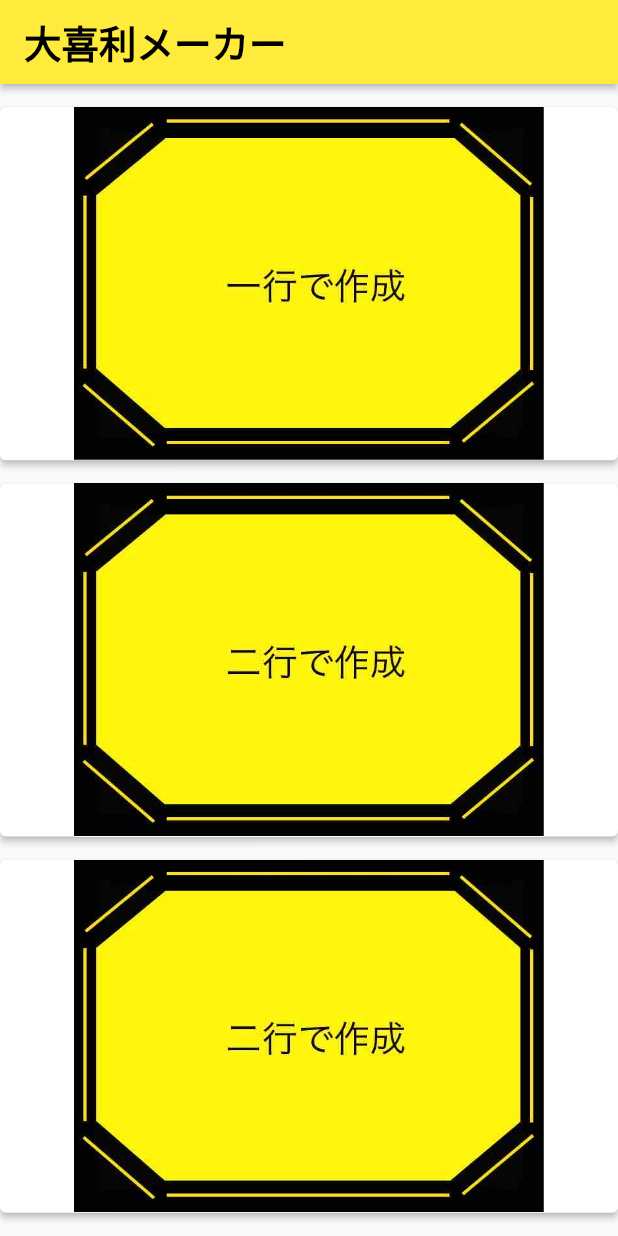
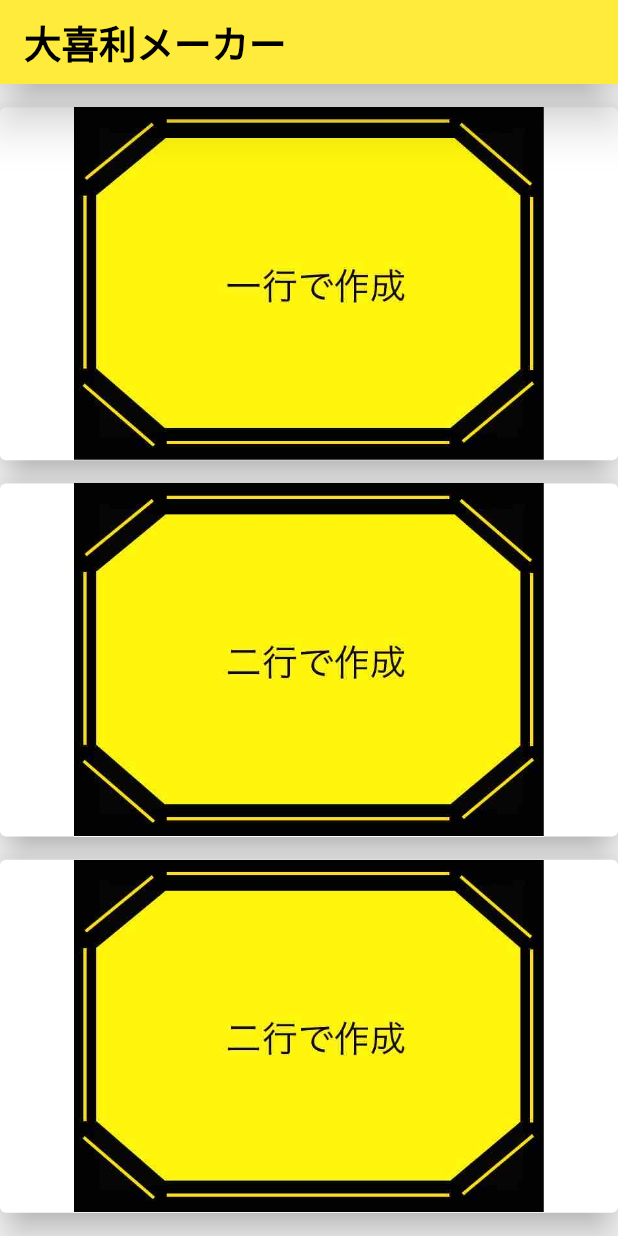
Before and after one commit to iseruuuuu/bokete_create_app, a Flutter app: the screen it shows after launch, on a phone screen of 412 x 824 dp. Run offline on Flutter 3.47's test engine with Material 2 defaults, Android fonts, the phone set to English and light mode, and no system bars; our stand-ins replace flutter_svg, get, image_gallery_saver; missing offline and left inert: image_editor; project files that could hold a hidden picture were left out.

Commit message:
fix: change button design

```diff
--- a/lib/screen/title/title_screen.dart
+++ b/lib/screen/title/title_screen.dart
@@ -12,7 +12,7 @@ class TitleScreen extends StatelessWidget {
     return Scaffold(
       appBar: AppBar(
         backgroundColor: Colors.yellow,
-        elevation: 2,
+        elevation: 13,
         title: const Text(
           '大喜利メーカー',
           style: TextStyle(
@@ -29,7 +29,8 @@ class TitleScreen extends StatelessWidget {
             ElevatedButton(
               onPressed: controller.onTap1,
               style: ElevatedButton.styleFrom(
-                primary: Colors.white, //ボタンの背景色
+                primary: Colors.white,
+                elevation: 10,
               ),
               child: Assets.images.title1.image(
                 width: double.infinity,
@@ -39,7 +40,8 @@ class TitleScreen extends StatelessWidget {
             ElevatedButton(
               onPressed: controller.onTap1,
               style: ElevatedButton.styleFrom(
-                primary: Colors.white, //ボタンの背景色
+                primary: Colors.white,
+                elevation: 10,
               ),
               child: Assets.images.title2.image(
                 width: double.infinity,
@@ -49,7 +51,8 @@ class TitleScreen extends StatelessWidget {
             ElevatedButton(
               onPressed: controller.onTap1,
               style: ElevatedButton.styleFrom(
-                primary: Colors.white, //ボタンの背景色
+                primary: Colors.white,
+                elevation: 10,
               ),
               child: Assets.images.title2.image(
                 width: double.infinity,
```
